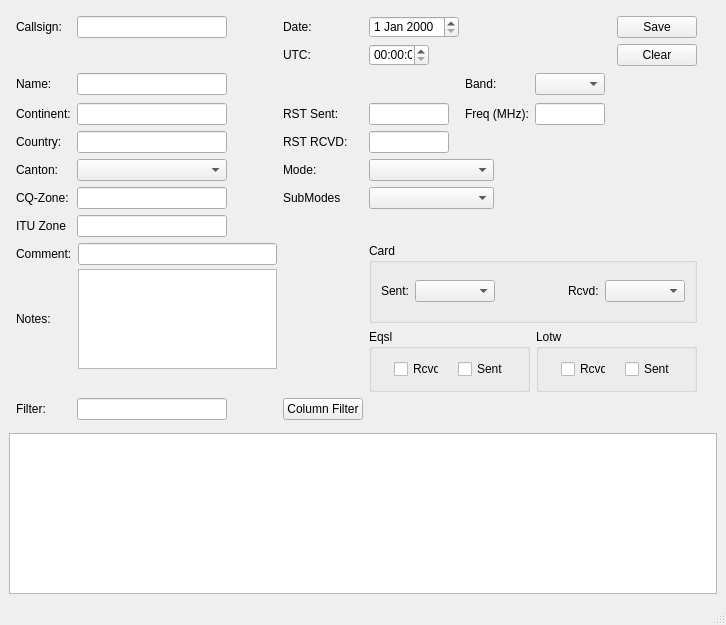
The window that KissXPLog/logger_gui.ui (Punki/KissXPLog) describes before a commit, drawn with Qt 5.
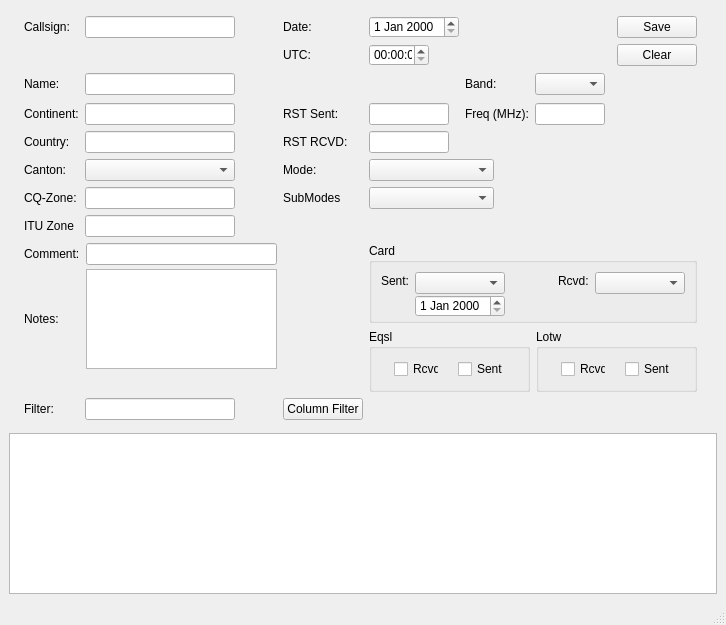
The same window after the commit.

Patch:
```diff
--- a/KissXPLog/logger_gui.ui
+++ b/KissXPLog/logger_gui.ui
@@ -307,13 +307,13 @@
           </property>
           <property name="minimumSize">
            <size>
-            <width>150</width>
+            <width>170</width>
             <height>22</height>
            </size>
           </property>
           <property name="maximumSize">
            <size>
-            <width>500</width>
+            <width>200</width>
             <height>22</height>
            </size>
           </property>
@@ -323,13 +323,13 @@
          <widget class="QTextEdit" name="te_notes">
           <property name="minimumSize">
            <size>
-            <width>150</width>
+            <width>170</width>
             <height>100</height>
            </size>
           </property>
           <property name="maximumSize">
            <size>
-            <width>500</width>
+            <width>200</width>
             <height>100</height>
            </size>
           </property>
@@ -459,6 +459,9 @@
         <property name="orientation">
          <enum>Qt::Horizontal</enum>
         </property>
+        <property name="sizeType">
+         <enum>QSizePolicy::Expanding</enum>
+        </property>
         <property name="sizeHint" stdset="0">
          <size>
           <width>13</width>
@@ -1010,29 +1013,6 @@
            <string>Card</string>
           </property>
           <layout class="QGridLayout" name="gridLayout_2">
-           <item row="0" column="4">
-            <widget class="QComboBox" name="cbo_rcvd_options">
-             <property name="minimumSize">
-              <size>
-               <width>80</width>
-               <height>22</height>
-              </size>
-             </property>
-             <property name="maximumSize">
-              <size>
-               <width>80</width>
-               <height>22</height>
-              </size>
-             </property>
-            </widget>
-           </item>
-           <item row="0" column="3">
-            <widget class="QLabel" name="lb_qsl_rcvd">
-             <property name="text">
-              <string>Rcvd:</string>
-             </property>
-            </widget>
-           </item>
            <item row="0" column="0">
             <widget class="QLabel" name="lb_qsl_sent">
              <property name="text">
@@ -1040,19 +1020,10 @@
              </property>
             </widget>
            </item>
-           <item row="0" column="1">
-            <widget class="QComboBox" name="cbo_sent_options">
-             <property name="minimumSize">
-              <size>
-               <width>80</width>
-               <height>22</height>
-              </size>
-             </property>
-             <property name="maximumSize">
-              <size>
-               <width>80</width>
-               <height>22</height>
-              </size>
+           <item row="0" column="3">
+            <widget class="QLabel" name="lb_qsl_rcvd">
+             <property name="text">
+              <string>Rcvd:</string>
              </property>
             </widget>
            </item>
@@ -1069,6 +1040,54 @@
              </property>
             </spacer>
            </item>
+           <item row="0" column="4">
+            <widget class="QComboBox" name="cbo_rcvd_options">
+             <property name="minimumSize">
+              <size>
+               <width>90</width>
+               <height>22</height>
+              </size>
+             </property>
+             <property name="maximumSize">
+              <size>
+               <width>90</width>
+               <height>22</height>
+              </size>
+             </property>
+            </widget>
+           </item>
+           <item row="0" column="1">
+            <widget class="QComboBox" name="cbo_sent_options">
+             <property name="minimumSize">
+              <size>
+               <width>90</width>
+               <height>22</height>
+              </size>
+             </property>
+             <property name="maximumSize">
+              <size>
+               <width>90</width>
+               <height>22</height>
+              </size>
+             </property>
+            </widget>
+           </item>
+           <item row="1" column="1">
+            <widget class="QDateEdit" name="de_qsl_sent_date">
+             <property name="minimumSize">
+              <size>
+               <width>90</width>
+               <height>22</height>
+              </size>
+             </property>
+             <property name="maximumSize">
+              <size>
+               <width>90</width>
+               <height>22</height>
+              </size>
+             </property>
+            </widget>
+           </item>
           </layout>
          </widget>
         </item>
```
Left out of the diff: 2 changed lines with no effect on the pictures.
